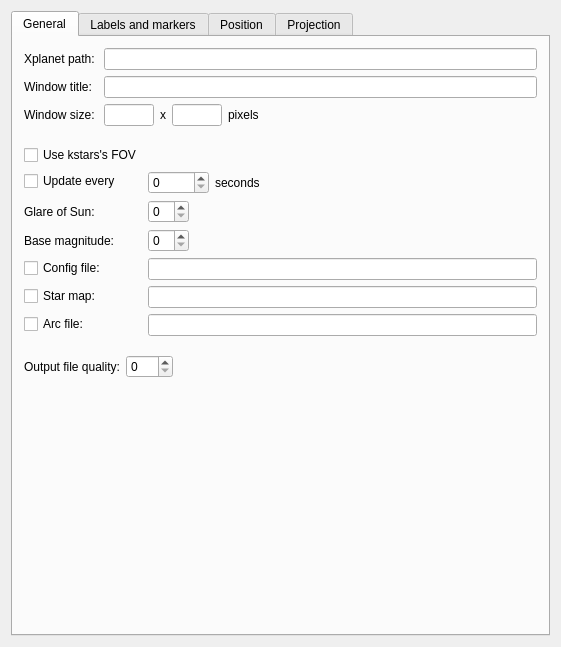
The window that kstars/xplanet/opsxplanet.ui (KDE/kstars) describes before a commit, drawn with Qt 5.
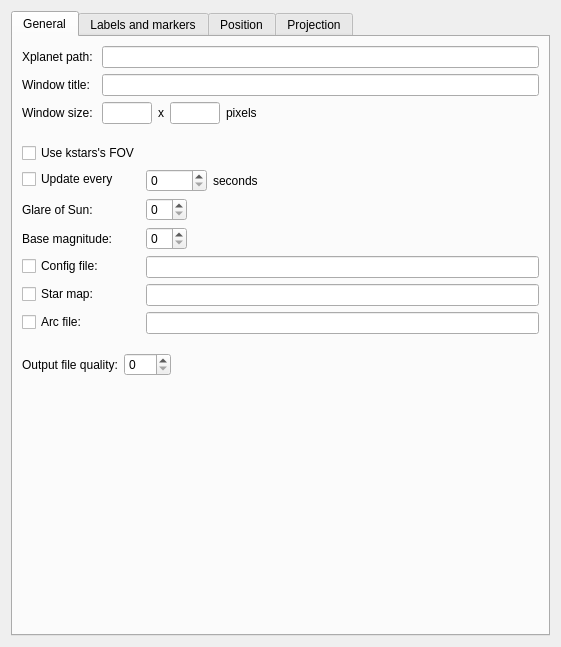
The same window after the commit. Custom widgets are drawn as their Qt base class.

```diff
--- a/kstars/xplanet/opsxplanet.ui
+++ b/kstars/xplanet/opsxplanet.ui
@@ -985,7 +985,6 @@
    </item>
   </layout>
  </widget>
- <layoutdefault spacing="6" margin="11"/>
  <customwidgets>
   <customwidget>
    <class>KIntSpinBox</class>
```
